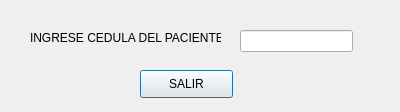
First picture: the form in Buscar_paciente.ui, repository ecruzt/Trabajo-Final, before the edit.
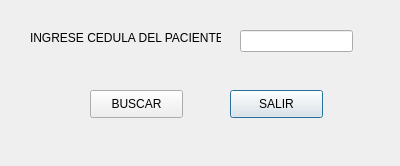
Second picture: the form after the edit.

Patch:
```diff
--- a/Buscar_paciente.ui
+++ b/Buscar_paciente.ui
@@ -7,7 +7,7 @@
     <x>0</x>
     <y>0</y>
     <width>400</width>
-    <height>112</height>
+    <height>166</height>
    </rect>
   </property>
   <property name="windowTitle">
@@ -39,8 +39,8 @@
   <widget class="QPushButton" name="SALIR">
    <property name="geometry">
     <rect>
-     <x>140</x>
-     <y>70</y>
+     <x>230</x>
+     <y>90</y>
      <width>93</width>
      <height>28</height>
     </rect>
@@ -49,6 +49,19 @@
     <string>SALIR</string>
    </property>
   </widget>
+  <widget class="QPushButton" name="boton_buscar">
+   <property name="geometry">
+    <rect>
+     <x>90</x>
+     <y>90</y>
+     <width>93</width>
+     <height>28</height>
+    </rect>
+   </property>
+   <property name="text">
+    <string>BUSCAR</string>
+   </property>
+  </widget>
  </widget>
  <resources/>
  <connections/>
```
Left out of the diff: 2 changed lines with no effect on the pictures.
